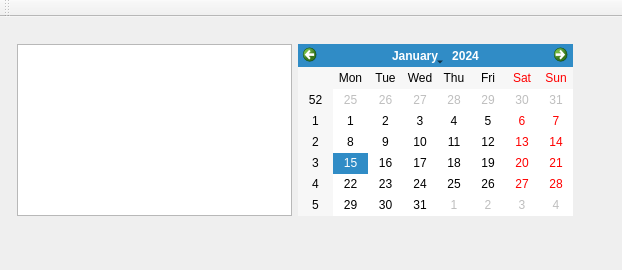
Gabriel-22/QT-Programming, file MyWidget/mywidget.ui: the form before one commit.
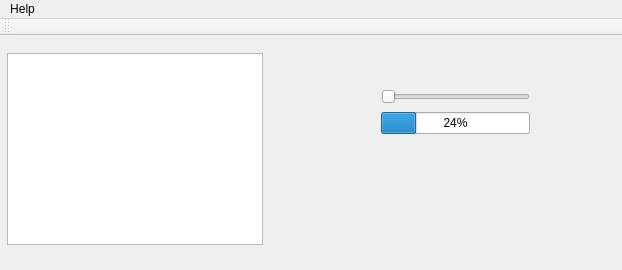
The form after the commit.

What changed in the file:
```diff
--- a/MyWidget/mywidget.ui
+++ b/MyWidget/mywidget.ui
@@ -14,32 +14,39 @@
    <string>MyWidget</string>
   </property>
   <widget class="QWidget" name="centralWidget">
+   <widget class="QTextEdit" name="textEdit">
+    <property name="geometry">
+     <rect>
+      <x>7</x>
+      <y>17</y>
+      <width>256</width>
+      <height>192</height>
+     </rect>
+    </property>
+   </widget>
    <widget class="QWidget" name="">
     <property name="geometry">
      <rect>
-      <x>6</x>
-      <y>16</y>
-      <width>578</width>
-      <height>194</height>
+      <x>370</x>
+      <y>40</y>
+      <width>171</width>
+      <height>71</height>
      </rect>
     </property>
-    <layout class="QHBoxLayout" name="horizontalLayout">
+    <layout class="QVBoxLayout" name="verticalLayout">
      <item>
-      <widget class="QTextEdit" name="textEdit"/>
+      <widget class="QSlider" name="horizontalSlider">
+       <property name="orientation">
+        <enum>Qt::Horizontal</enum>
+       </property>
+      </widget>
      </item>
      <item>
-      <layout class="QVBoxLayout" name="verticalLayout">
-       <item>
-        <widget class="QCalendarWidget" name="calendarWidget">
-         <property name="maximumSize">
-          <size>
-           <width>16777215</width>
-           <height>16777215</height>
-          </size>
-         </property>
-        </widget>
-       </item>
-      </layout>
+      <widget class="QProgressBar" name="progressBar">
+       <property name="value">
+        <number>24</number>
+       </property>
+      </widget>
      </item>
     </layout>
    </widget>
@@ -53,6 +60,13 @@
      <height>21</height>
     </rect>
    </property>
+   <widget class="QMenu" name="menuHelp">
+    <property name="title">
+     <string>Help</string>
+    </property>
+    <addaction name="actionAbout"/>
+   </widget>
+   <addaction name="menuHelp"/>
   </widget>
   <widget class="QToolBar" name="toolBar">
    <property name="windowTitle">
```
Left out of the diff: 5 changed lines with no effect on the pictures.
